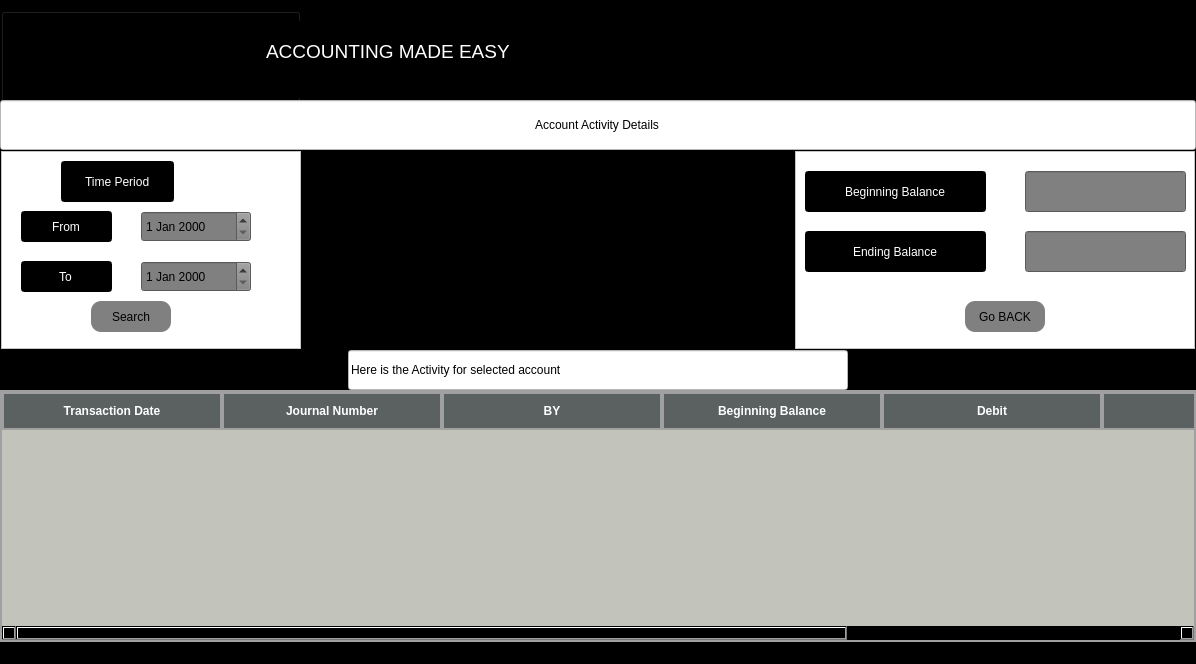
Above: accountactivity.ui from SujalMainali/Ledger-Logic before the change. Below: the same form after it.
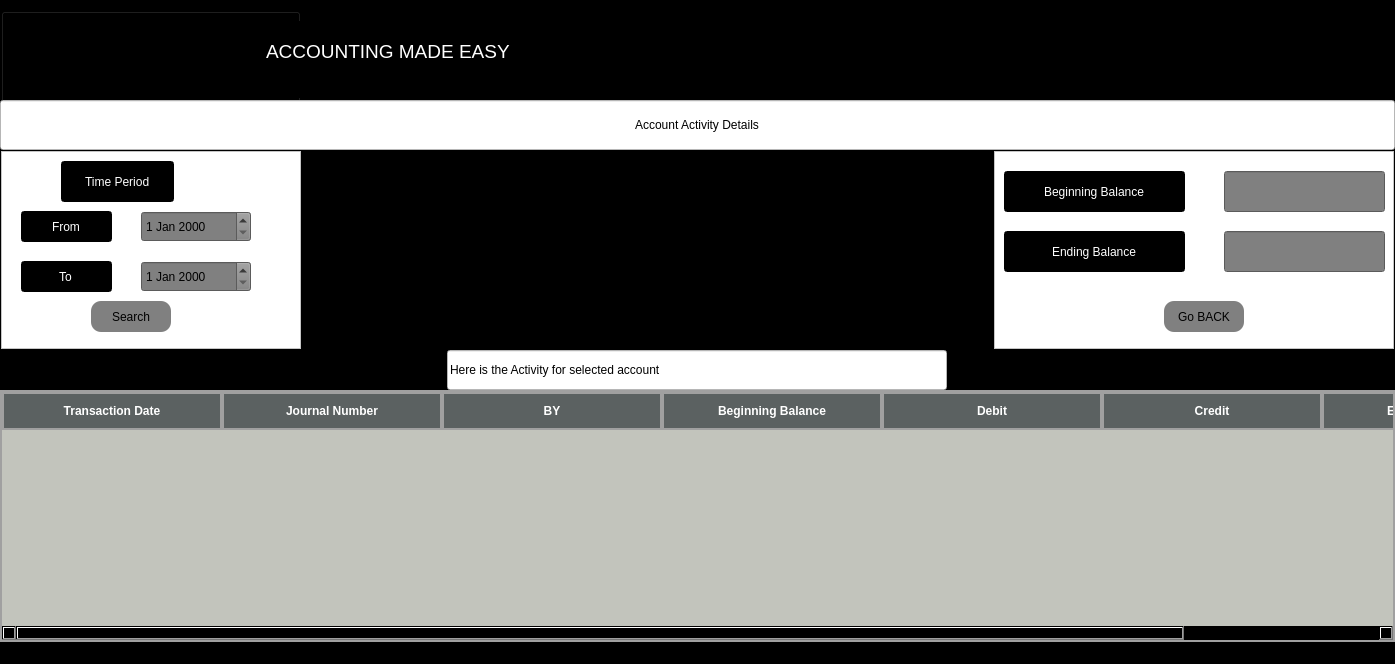
That is the form after the change. Icons and pictures are not drawn.

Commit message: Added More Exception handling and Added code in Logo push button of all websites

Patch:
```diff
--- a/accountactivity.ui
+++ b/accountactivity.ui
@@ -6,7 +6,7 @@
    <rect>
     <x>0</x>
     <y>0</y>
-    <width>1196</width>
+    <width>1395</width>
     <height>664</height>
    </rect>
   </property>
```
Left out of the diff: 2 changed lines with no effect on the pictures. The commit also changes 7 other files.
